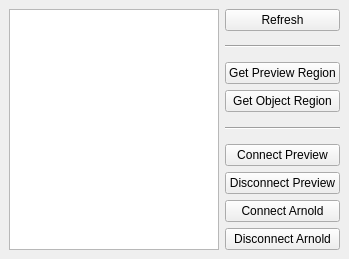
Old version of the form Tapp/Maya/lighting/region/resources/region.ui in the repository bumpybox/Tapp.
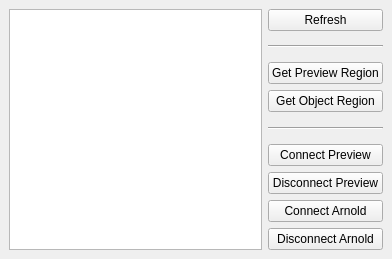
New version of the form.

Patch:
```diff
--- a/Tapp/Maya/lighting/region/resources/region.ui
+++ b/Tapp/Maya/lighting/region/resources/region.ui
@@ -6,7 +6,7 @@
    <rect>
     <x>0</x>
     <y>0</y>
-    <width>349</width>
+    <width>392</width>
     <height>259</height>
    </rect>
   </property>
```
